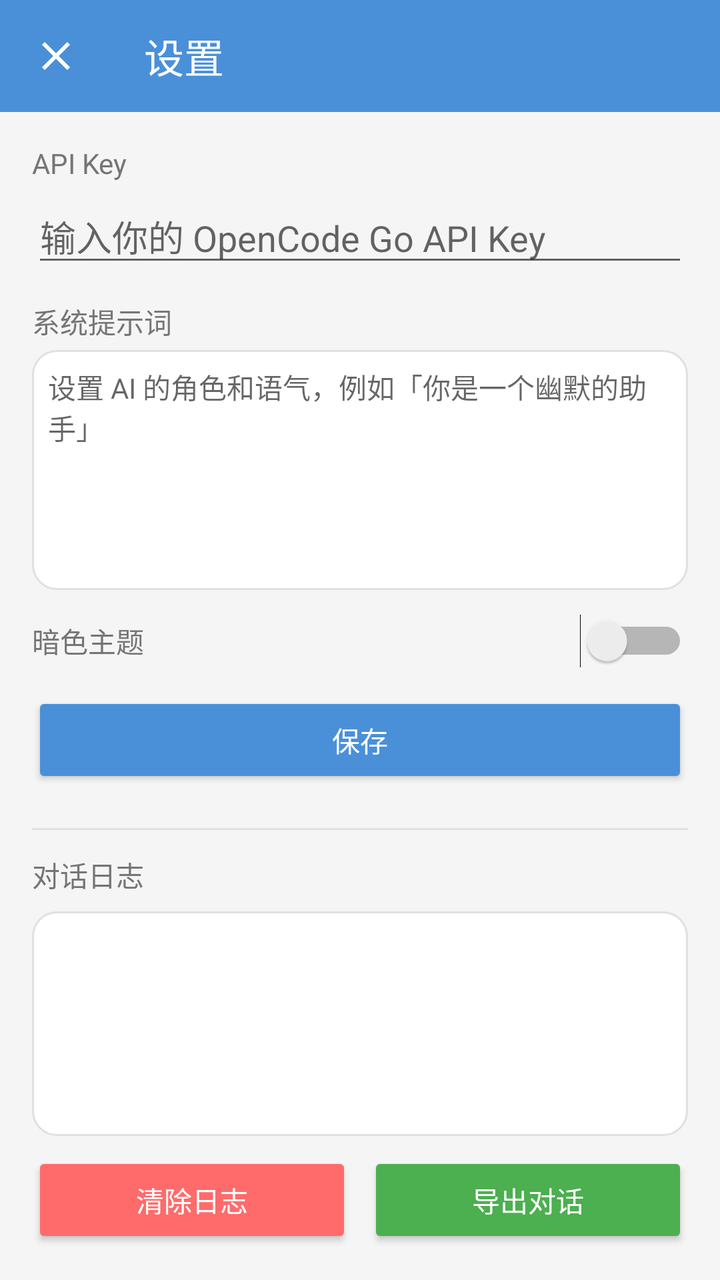
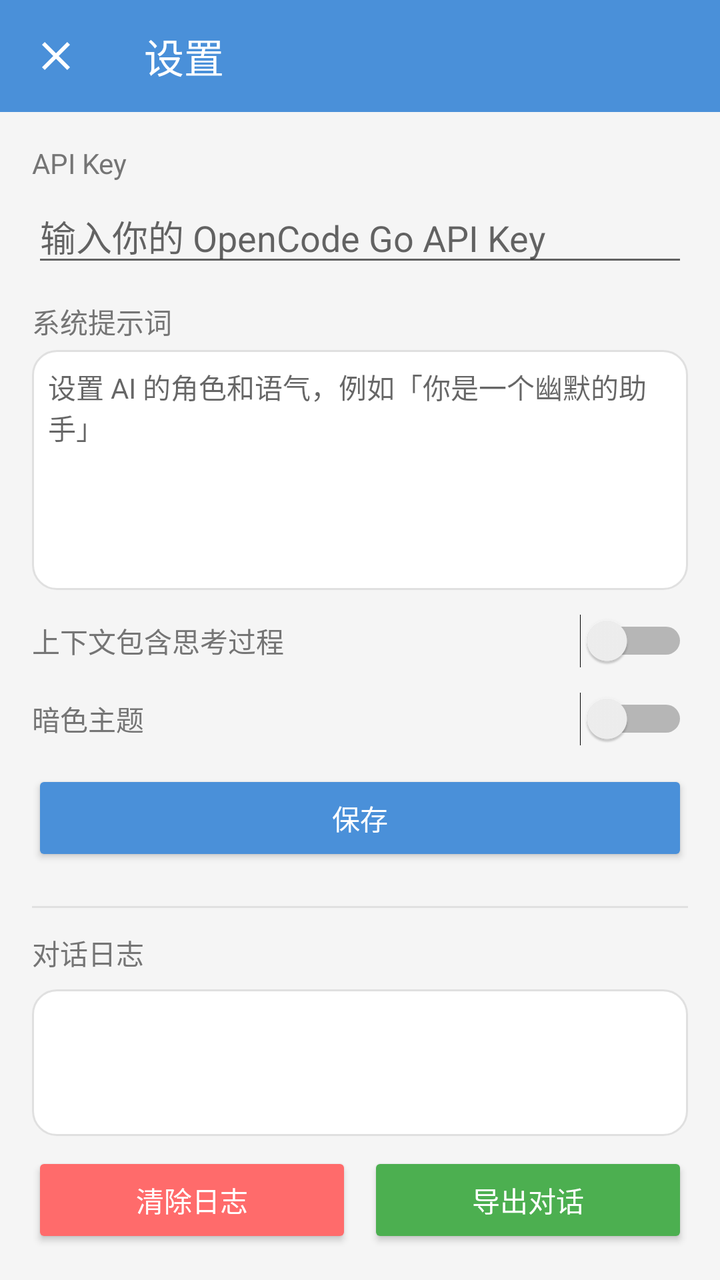

Compare the two renders of this Android layout. The source of the first and the diff that turns it into the second are given below.
<!-- AndroidManifest.xml: application theme Theme.SimpleAI -->
<!-- res/layout/activity_settings.xml -->
<?xml version="1.0" encoding="utf-8"?>
<LinearLayout xmlns:android="http://schemas.android.com/apk/res/android"
    xmlns:app="http://schemas.android.com/apk/res-auto"
    android:layout_width="match_parent"
    android:layout_height="match_parent"
    android:orientation="vertical">

    <androidx.appcompat.widget.Toolbar
        android:id="@+id/toolbar"
        android:layout_width="match_parent"
        android:layout_height="?attr/actionBarSize"
        android:background="@color/primary"
        app:theme="@style/ToolbarTheme"
        app:title="设置"
        app:titleTextColor="@android:color/white"
        app:navigationIcon="@drawable/ic_close" />

    <LinearLayout
        android:layout_width="match_parent"
        android:layout_height="match_parent"
        android:orientation="vertical"
        android:padding="16dp">

    <TextView
        android:layout_width="wrap_content"
        android:layout_height="wrap_content"
        android:text="API Key"
        android:textSize="14sp"
        android:textColor="@color/text_secondary" />

    <EditText
        android:id="@+id/edit_api_key"
        android:layout_width="match_parent"
        android:layout_height="wrap_content"
        android:layout_marginTop="4dp"
        android:hint="输入你的 OpenCode Go API Key"
        android:inputType="textPassword"
        android:singleLine="true" />

    <TextView
        android:layout_width="wrap_content"
        android:layout_height="wrap_content"
        android:layout_marginTop="12dp"
        android:text="系统提示词"
        android:textSize="14sp"
        android:textColor="@color/text_secondary" />

    <EditText
        android:id="@+id/edit_system_prompt"
        android:layout_width="match_parent"
        android:layout_height="120dp"
        android:layout_marginTop="4dp"
        android:gravity="top"
        android:hint="设置 AI 的角色和语气，例如「你是一个幽默的助手」"
        android:inputType="textMultiLine"
        android:background="@drawable/bg_ai_message"
        android:padding="8dp"
        android:textColor="@color/text_primary"
        android:textSize="14sp" />

    <LinearLayout
        android:layout_width="match_parent"
        android:layout_height="wrap_content"
        android:layout_marginTop="12dp"
        android:gravity="center_vertical"
        android:orientation="horizontal">

        <TextView
            android:layout_width="0dp"
            android:layout_height="wrap_content"
            android:layout_weight="1"
            android:text="暗色主题"
            android:textColor="@color/text_secondary"
            android:textSize="14sp" />

        <Switch
            android:id="@+id/switch_dark"
            android:layout_width="wrap_content"
            android:layout_height="wrap_content" />
    </LinearLayout>

    <Button
        android:id="@+id/btn_save"
        android:layout_width="match_parent"
        android:layout_height="wrap_content"
        android:layout_marginTop="12dp"
        android:backgroundTint="@color/primary"
        android:text="保存"
        android:textColor="@android:color/white" />

    <View
        android:layout_width="match_parent"
        android:layout_height="1dp"
        android:layout_marginTop="20dp"
        android:background="@color/divider" />

    <TextView
        android:layout_width="wrap_content"
        android:layout_height="wrap_content"
        android:layout_marginTop="12dp"
        android:text="对话日志"
        android:textSize="14sp"
        android:textColor="@color/text_secondary" />

    <ScrollView
        android:layout_width="match_parent"
        android:layout_height="0dp"
        android:layout_weight="1"
        android:layout_marginTop="8dp"
        android:background="@drawable/bg_ai_message"
        android:padding="8dp">

        <TextView
            android:id="@+id/text_log"
            android:layout_width="match_parent"
            android:layout_height="wrap_content"
            android:fontFamily="monospace"
            android:textColor="@color/text_primary"
            android:textSize="12sp" />
    </ScrollView>

    <LinearLayout
        android:layout_width="match_parent"
        android:layout_height="wrap_content"
        android:layout_marginTop="8dp"
        android:orientation="horizontal">

        <Button
            android:id="@+id/btn_clear_log"
            android:layout_width="0dp"
            android:layout_height="wrap_content"
            android:layout_weight="1"
            android:backgroundTint="#FF6B6B"
            android:text="清除日志"
            android:textColor="@android:color/white" />

        <Button
            android:id="@+id/btn_export"
            android:layout_width="0dp"
            android:layout_height="wrap_content"
            android:layout_weight="1"
            android:layout_marginStart="8dp"
            android:backgroundTint="#4CAF50"
            android:text="导出对话"
            android:textColor="@android:color/white" />
    </LinearLayout>

    </LinearLayout>

</LinearLayout>
<!-- resources referenced by this layout -->
<resources>
  <color name="divider">#E0E0E0</color>
  <color name="primary">#4A90D9</color>
  <color name="text_primary">#212121</color>
  <color name="text_secondary">#757575</color>
  <!-- drawable bg_ai_message (drawable) -->
  <?xml version="1.0" encoding="utf-8"?>
  <shape xmlns:android="http://schemas.android.com/apk/res/android"
      android:shape="rectangle">
      <corners android:radius="12dp" />
      <solid android:color="@color/bg_ai_msg" />
      <stroke
          android:width="1dp"
          android:color="@color/divider" />
  </shape>
  <!-- drawable ic_close (drawable) -->
  <?xml version="1.0" encoding="utf-8"?>
  <vector xmlns:android="http://schemas.android.com/apk/res/android"
      android:width="24dp"
      android:height="24dp"
      android:viewportWidth="24"
      android:viewportHeight="24">
      <path
          android:fillColor="#FFFFFF"
          android:pathData="M19,6.41L17.59,5 12,10.59 6.41,5 5,6.41 10.59,12 5,17.59 6.41,19 12,13.41 17.59,19 19,17.59 13.41,12z" />
  </vector>
  <style name="ToolbarTheme" parent="ThemeOverlay.AppCompat.Dark.ActionBar">
          <item name="android:background">@color/primary</item>
      </style>
  <style name="Theme.SimpleAI" parent="Theme.AppCompat.DayNight.NoActionBar">
          <item name="colorPrimary">@color/primary</item>
          <item name="colorPrimaryDark">@color/primary_dark</item>
          <item name="colorAccent">@color/accent</item>
          <item name="android:windowBackground">@color/bg_chat</item>
      </style>
  <color name="bg_ai_msg">#FFFFFF</color>
  <color name="primary_dark">#3A7BC8</color>
  <color name="accent">#FF6B6B</color>
  <color name="bg_chat">#F5F5F5</color>
</resources>

<!-- the commit's change to res/layout/activity_settings.xml (unified diff, before → after) -->
@@ -57,6 +57,27 @@
         android:padding="8dp"
         android:textColor="@color/text_primary"
         android:textSize="14sp" />
+
+    <LinearLayout
+        android:layout_width="match_parent"
+        android:layout_height="wrap_content"
+        android:layout_marginTop="12dp"
+        android:gravity="center_vertical"
+        android:orientation="horizontal">
+
+        <TextView
+            android:layout_width="0dp"
+            android:layout_height="wrap_content"
+            android:layout_weight="1"
+            android:text="上下文包含思考过程"
+            android:textColor="@color/text_secondary"
+            android:textSize="14sp" />
+
+        <Switch
+            android:id="@+id/switch_include_thinking"
+            android:layout_width="wrap_content"
+            android:layout_height="wrap_content" />
+    </LinearLayout>
 
     <LinearLayout
         android:layout_width="match_parent"
